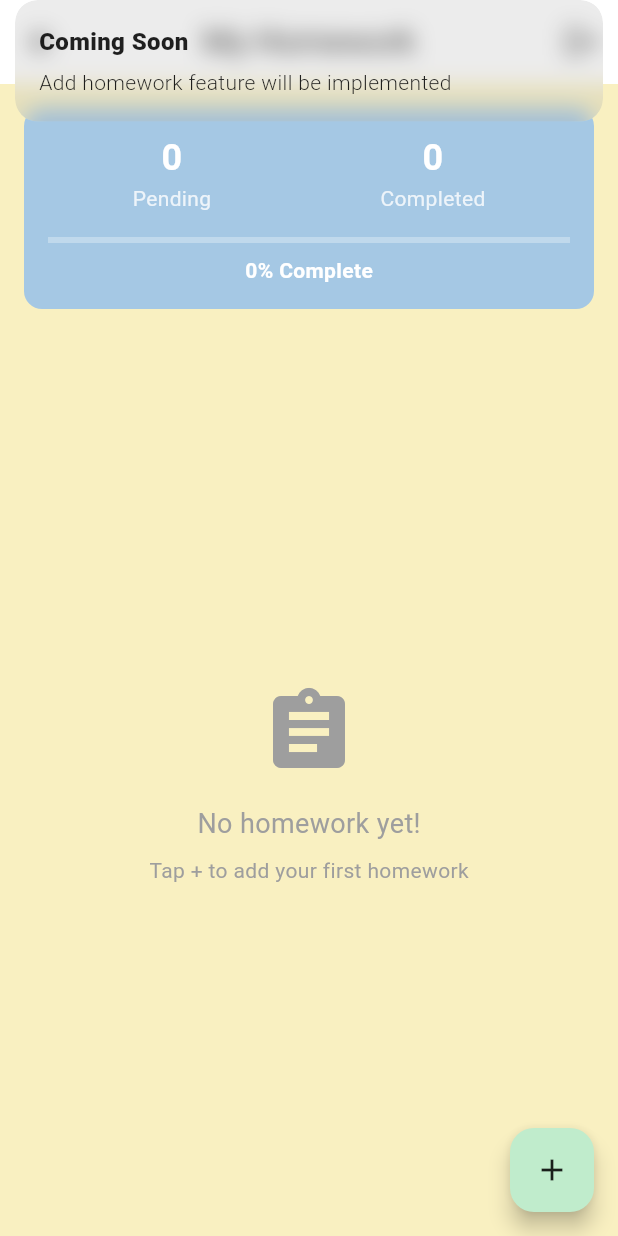
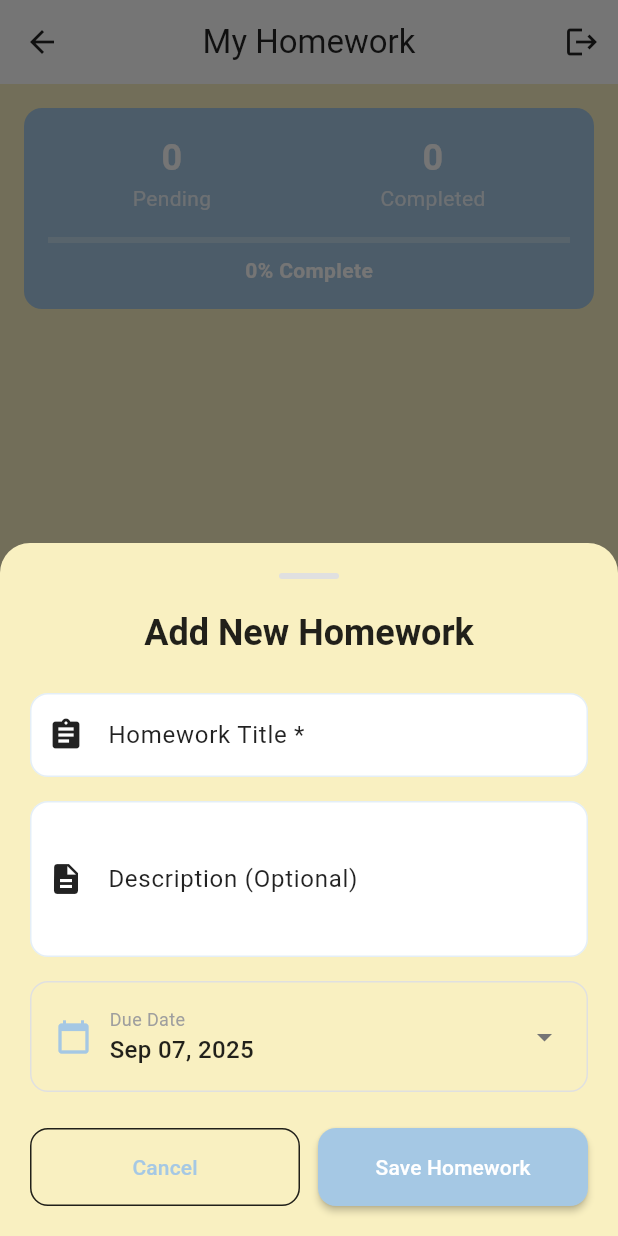
Before and after one commit to Sanjeevi18/HomeWork-Management, a Flutter app: the HomeworkListScreen screen opened by its route, after a tap on the "add" icon, on a phone screen of 412 x 824 dp. Run offline on Flutter 3.47's test engine with Material 3 defaults, Android fonts, the light colour scheme and no system bars; our stand-ins replace cloud_firestore, firebase_auth, firebase_core, get, get_storage; accounts and stored records are empty.

Commit message:
fix: changes in controller&pub

```diff
--- a/lib/controllers/homework_controller.dart
+++ b/lib/controllers/homework_controller.dart
@@ -1,32 +1,97 @@
 import 'package:get/get.dart';
+import 'package:cloud_firestore/cloud_firestore.dart';
+import 'package:firebase_auth/firebase_auth.dart';
 import '../models/homework_model.dart';
 
 class HomeworkController extends GetxController {
   var homeworkList = <HomeworkModel>[].obs;
+  var isLoading = false.obs;
 
-  // TODO: Firestore integration
+  final FirebaseFirestore _firestore = FirebaseFirestore.instance;
+  final FirebaseAuth _auth = FirebaseAuth.instance;
+
+  @override
+  void onInit() {
+    super.onInit();
+    loadHomework();
+  }
+
+  String? get _userId => _auth.currentUser?.uid;
+
+  CollectionReference get _homeworkCollection =>
+      _firestore.collection('users').doc(_userId).collection('homeworks');
 
   int get pendingCount => homeworkList.where((h) => !h.isCompleted).length;
   int get completedCount => homeworkList.where((h) => h.isCompleted).length;
   double get progressPercent =>
       homeworkList.isEmpty ? 0 : completedCount / homeworkList.length;
 
-  void addHomework(HomeworkModel homework) {
-    homeworkList.add(homework);
-    // TODO: Add to Firestore
-  }
+  Future<void> loadHomework() async {
+    if (_userId == null) return;
 
-  void markAsCompleted(String id) {
-    final index = homeworkList.indexWhere((h) => h.id == id);
-    if (index != -1) {
-      homeworkList[index].isCompleted = true;
-      homeworkList.refresh();
-      // TODO: Update in Firestore
+    try {
+      isLoading.value = true;
+      _homeworkCollection
+          .orderBy('createdAt', descending: true)
+          .snapshots()
+          .listen((snapshot) {
+            homeworkList.value = snapshot.docs
+                .map(
+                  (doc) => HomeworkModel.fromMap(
+                    doc.data() as Map<String, dynamic>,
+                    doc.id,
+                  ),
+                )
+                .toList();
+          });
+    } catch (e) {
+      Get.snackbar('Error', 'Failed to load homework: $e');
+    } finally {
+      isLoading.value = false;
     }
   }
 
-  void deleteHomework(String id) {
-    homeworkList.removeWhere((h) => h.id == id);
-    // TODO: Delete from Firestore
+  Future<void> addHomework(HomeworkModel homework) async {
+    if (_userId == null) return;
+
+    try {
+      await _homeworkCollection.add(homework.toMap());
+      Get.snackbar('Success', 'Homework added successfully!');
+    } catch (e) {
+      Get.snackbar('Error', 'Failed to add homework: $e');
+    }
+  }
+
+  Future<void> markAsCompleted(String id) async {
+    if (_userId == null) return;
+
+    try {
+      await _homeworkCollection.doc(id).update({'isCompleted': true});
+      Get.snackbar('Great!', 'Homework marked as completed! 🎉');
+    } catch (e) {
+      Get.snackbar('Error', 'Failed to update homework: $e');
+    }
+  }
+
+  Future<void> deleteHomework(String id) async {
+    if (_userId == null) return;
+
+    try {
+      await _homeworkCollection.doc(id).delete();
+      Get.snackbar('Deleted', 'Homework removed successfully');
+    } catch (e) {
+      Get.snackbar('Error', 'Failed to delete homework: $e');
+    }
+  }
+
+  Future<void> updateHomework(String id, Map<String, dynamic> updates) async {
+    if (_userId == null) return;
+
+    try {
+      await _homeworkCollection.doc(id).update(updates);
+      Get.snackbar('Updated', 'Homework updated successfully');
+    } catch (e) {
+      Get.snackbar('Error', 'Failed to update homework: $e');
+    }
   }
 }
--- /dev/null
+++ b/lib/views/homework/add_homework_bottomsheet.dart
@@ -0,0 +1,224 @@
+import 'package:flutter/material.dart';
+import 'package:get/get.dart';
+import 'package:intl/intl.dart';
+import '../../controllers/homework_controller.dart';
+import '../../models/homework_model.dart';
+import '../../utils/validators.dart';
+
+class AddHomeworkBottomSheet extends StatefulWidget {
+  @override
+  _AddHomeworkBottomSheetState createState() => _AddHomeworkBottomSheetState();
+}
+
+class _AddHomeworkBottomSheetState extends State<AddHomeworkBottomSheet> {
+  final HomeworkController controller = Get.find();
+  final _formKey = GlobalKey<FormState>();
+  final _titleController = TextEditingController();
+  final _descriptionController = TextEditingController();
+
+  var selectedDate = DateTime.now().obs;
+
+  @override
+  Widget build(BuildContext context) {
+    return Container(
+      padding: EdgeInsets.only(
+        bottom: MediaQuery.of(context).viewInsets.bottom,
+        left: 20,
+        right: 20,
+        top: 20,
+      ),
+      decoration: BoxDecoration(
+        color: Theme.of(context).scaffoldBackgroundColor,
+        borderRadius: const BorderRadius.vertical(top: Radius.circular(20)),
+      ),
+      child: Form(
+        key: _formKey,
+        child: Column(
+          mainAxisSize: MainAxisSize.min,
+          crossAxisAlignment: CrossAxisAlignment.stretch,
+          children: [
+            // Handle bar
+            Center(
+              child: Container(
+                width: 40,
+                height: 4,
+                decoration: BoxDecoration(
+                  color: Colors.grey.shade300,
+                  borderRadius: BorderRadius.circular(2),
+                ),
+              ),
+            ),
+
+            const SizedBox(height: 20),
+
+            // Title
+            Text(
+              'Add New Homework',
+              style: Theme.of(
+                context,
+              ).textTheme.headlineSmall?.copyWith(fontWeight: FontWeight.bold),
+              textAlign: TextAlign.center,
+            ),
+
+            const SizedBox(height: 24),
+
+            // Title field
+            TextFormField(
+              controller: _titleController,
+              validator: (value) => Validators.validateRequired(value, 'Title'),
+              decoration: InputDecoration(
+                labelText: 'Homework Title *',
+                prefixIcon: const Icon(Icons.assignment),
+                border: OutlineInputBorder(
+                  borderRadius: BorderRadius.circular(12),
+                ),
+                hintText: 'e.g., Math Assignment Chapter 5',
+              ),
+              textCapitalization: TextCapitalization.sentences,
+            ),
+
+            const SizedBox(height: 16),
+
+            // Description field
+            TextFormField(
+              controller: _descriptionController,
+              maxLines: 3,
+              decoration: InputDecoration(
+                labelText: 'Description (Optional)',
+                prefixIcon: const Icon(Icons.description),
+                border: OutlineInputBorder(
+                  borderRadius: BorderRadius.circular(12),
+                ),
+                hintText: 'Add any additional details...',
+              ),
+              textCapitalization: TextCapitalization.sentences,
+            ),
+
+            const SizedBox(height: 16),
+
+            // Date picker
+            Obx(
+              () => InkWell(
+                onTap: () => _selectDate(context),
+                child: Container(
+                  padding: const EdgeInsets.all(16),
+                  decoration: BoxDecoration(
+                    border: Border.all(color: Colors.grey.shade300),
+                    borderRadius: BorderRadius.circular(12),
+                  ),
+                  child: Row(
+                    children: [
+                      Icon(
+                        Icons.calendar_today,
+                        color: Theme.of(context).primaryColor,
+                      ),
+                      const SizedBox(width: 12),
+                      Column(
+                        crossAxisAlignment: CrossAxisAlignment.start,
+                        children: [
+                          const Text(
+                            'Due Date',
+                            style: TextStyle(fontSize: 12, color: Colors.grey),
+                          ),
+                          Text(
+                            DateFormat(
+                              'MMM dd, yyyy',
+                            ).format(selectedDate.value),
+                            style: const TextStyle(
+                              fontSize: 16,
+                              fontWeight: FontWeight.w500,
+                            ),
+                          ),
+                        ],
+                      ),
+                      const Spacer(),
+                      Icon(Icons.arrow_drop_down, color: Colors.grey.shade600),
+                    ],
+                  ),
+                ),
+              ),
+            ),
+
+            const SizedBox(height: 24),
+
+            // Action buttons
+            Row(
+              children: [
+                Expanded(
+                  child: OutlinedButton(
+                    onPressed: () => Get.back(),
+                    style: OutlinedButton.styleFrom(
+                      padding: const EdgeInsets.symmetric(vertical: 16),
+                      shape: RoundedRectangleBorder(
+                        borderRadius: BorderRadius.circular(12),
+                      ),
+                    ),
+                    child: const Text('Cancel'),
+                  ),
+                ),
+                const SizedBox(width: 12),
+                Expanded(
+                  child: ElevatedButton(
+                    onPressed: _saveHomework,
+                    style: ElevatedButton.styleFrom(
+                      backgroundColor: Theme.of(context).primaryColor,
+                      foregroundColor: Colors.white,
+                      padding: const EdgeInsets.symmetric(vertical: 16),
+                      shape: RoundedRectangleBorder(
+                        borderRadius: BorderRadius.circular(12),
+                      ),
+                    ),
+                    child: const Text('Save Homework'),
+                  ),
+                ),
+              ],
+            ),
+
+            const SizedBox(height: 20),
+          ],
+        ),
+      ),
+    );
+  }
+
+  Future<void> _selectDate(BuildContext context) async {
+    final DateTime? picked = await showDatePicker(
+      context: context,
+      initialDate: selectedDate.value,
+      firstDate: DateTime.now(),
+      lastDate: DateTime.now().add(const Duration(days: 365)),
+      builder: (context, child) {
+        return Theme(
+          data: Theme.of(context).copyWith(
+            colorScheme: Theme.of(
+              context,
+            ).colorScheme.copyWith(primary: Theme.of(context).primaryColor),
+          ),
+          child: child!,
+        );
+      },
+    );
+
+    if (picked != null && picked != selectedDate.value) {
+      selectedDate.value = picked;
+    }
+  }
+
+  void _saveHomework() {
+    if (_formKey.currentState!.validate()) {
+      final homework = HomeworkModel(
+        id: '', // Firestore will generate this
+        title: _titleController.text.trim(),
+        description: _descriptionController.text.trim().isEmpty
+            ? null
+            : _descriptionController.text.trim(),
+        dueDate: selectedDate.value,
+        isCompleted: false,
+        createdAt: DateTime.now(),
+      );
+
+      controller.addHomework(homework);
+      Get.back();
+    }
+  }
+}
--- a/lib/views/homework/homework_list.dart
+++ b/lib/views/homework/homework_list.dart
@@ -2,6 +2,7 @@ import 'package:flutter/material.dart';
 import 'package:get/get.dart';
 import '../../controllers/auth_controller.dart';
 import '../../controllers/homework_controller.dart';
+import 'add_homework_bottomsheet.dart';
 
 class HomeworkListScreen extends StatelessWidget {
   final AuthController authController = Get.find();
@@ -132,10 +133,11 @@ class HomeworkListScreen extends StatelessWidget {
       ),
       floatingActionButton: FloatingActionButton(
         onPressed: () {
-          // TODO: Show add homework bottom sheet
-          Get.snackbar(
-            'Coming Soon',
-            'Add homework feature will be implemented',
+          showModalBottomSheet(
+            context: context,
+            isScrollControlled: true,
+            backgroundColor: Colors.transparent,
+            builder: (context) => AddHomeworkBottomSheet(),
           );
         },
         child: const Icon(Icons.add),
--- a/pubspec.yaml
+++ b/pubspec.yaml
@@ -16,7 +16,6 @@ dependencies:
   intl: ^0.19.0
   flutter_slidable: ^3.0.1
   get_storage: ^2.1.1
-  flutter_local_notifications: ^16.3.2
 
 dev_dependencies:
   flutter_test:
```
Also changed, not shown: pubspec.lock, 2 other files.
